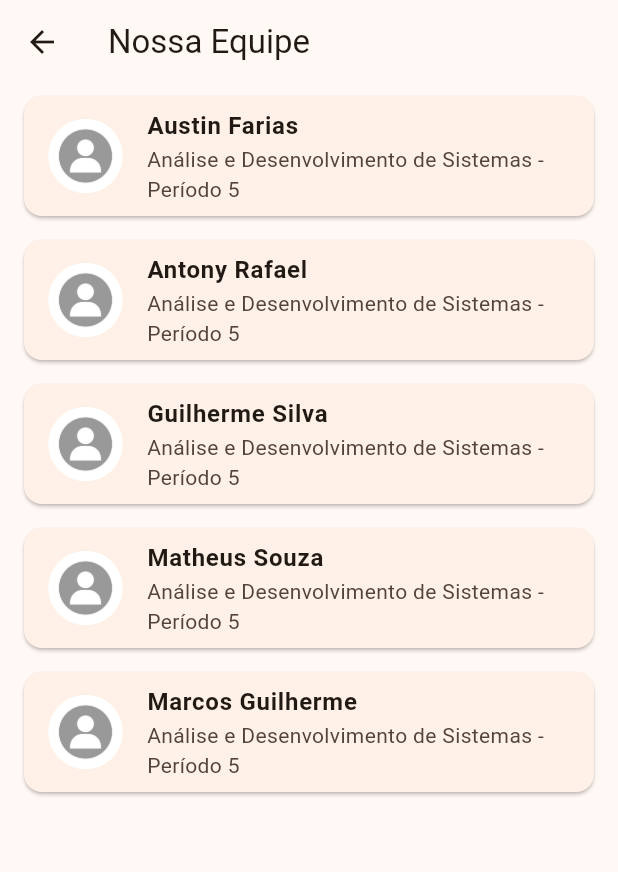
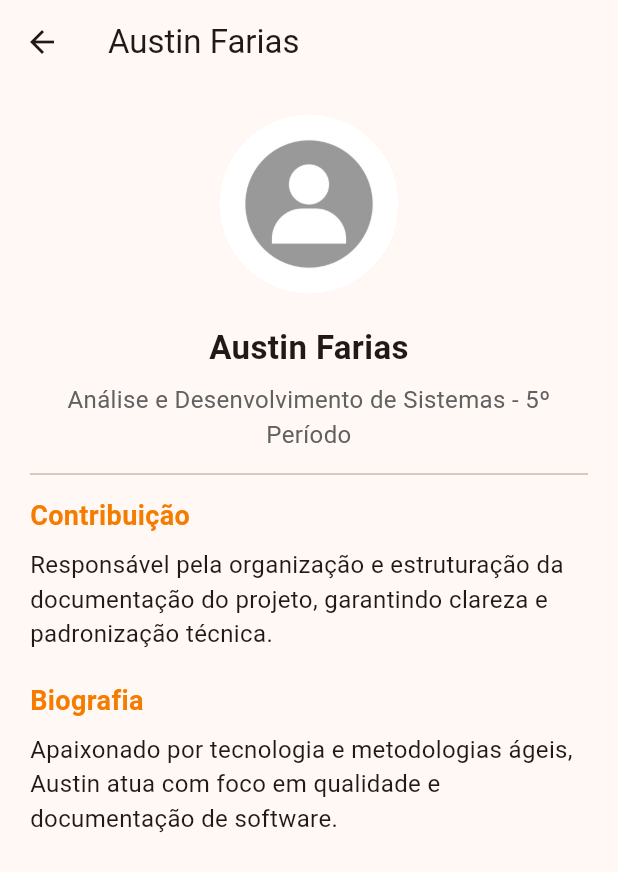
Before and after one commit to GuilhermeD9/flutter-app-e01, a Flutter app: the AboutCrewScreen screen opened by its route, after a tap on "Austin Farias", on a phone screen of 412 x 824 dp. Shown: the top 872 px of the screen. Run offline on Flutter 3.47's test engine with Material 3 defaults, Android fonts, the light colour scheme and no system bars.

Commit message:
feat: new member details screen

```diff
--- a/lib/screens/about_crew_screen.dart
+++ b/lib/screens/about_crew_screen.dart
@@ -1,44 +1,45 @@
 import 'package:flutter/material.dart';
 import 'package:memobile/models/membro_equipe_model.dart';
+import 'package:memobile/screens/membro_detalhes_screen.dart';
 
 class AboutCrewScreen extends StatelessWidget {
   const AboutCrewScreen({super.key});
 
   final List<MembroEquipe> equipe = const [
     MembroEquipe(
-        nome: 'Austin Farias',
-        cursoPeriodo: 'Análise e Desenvolvimento de Sistemas - Período 5',
-        contribuicao: 'Organização da documentação da aplicação',
-        bio: 'Raspa a bundinha nas curvinhas.',
-        fotoUrl: 'assets/images/avatarGeneric.jpeg'
+      nome: 'Austin Farias',
+      cursoPeriodo: 'Análise e Desenvolvimento de Sistemas - 5º Período',
+      contribuicao: 'Responsável pela organização e estruturação da documentação do projeto, garantindo clareza e padronização técnica.',
+      bio: 'Apaixonado por tecnologia e metodologias ágeis, Austin atua com foco em qualidade e documentação de software.',
+      fotoUrl: 'assets/images/avatarGeneric.jpeg',
     ),
     MembroEquipe(
-        nome: 'Antony Rafael',
-        cursoPeriodo: 'Análise e Desenvolvimento de Sistemas - Período 5',
-        contribuicao: 'Desenvolvimento do App',
-        bio: 'Motoqueiro maloquero.',
-        fotoUrl: 'assets/images/avatarGeneric.jpeg'
+      nome: 'Antony Rafael',
+      cursoPeriodo: 'Análise e Desenvolvimento de Sistemas - 5º Período',
+      contribuicao: 'Desenvolvimento da aplicação mobile em Flutter, com foco em usabilidade e organização.',
+      bio: 'Desenvolvedor criativo, interessado em design de interfaces e boas práticas de experiência do usuário (UX/UI).',
+      fotoUrl: 'assets/images/avatarGeneric.jpeg',
     ),
     MembroEquipe(
-        nome: 'Guilherme Silva',
-        cursoPeriodo: 'Análise e Desenvolvimento de Sistemas - Período 5',
-        contribuicao: 'Desenvolvimento do App',
-        bio: 'Filho do braia.',
-        fotoUrl: 'assets/images/avatarGeneric.jpeg'
+      nome: 'Guilherme Silva',
+      cursoPeriodo: 'Análise e Desenvolvimento de Sistemas - 5º Período',
+      contribuicao: 'Atuou no desenvolvimento das telas e componentes do app, contribuindo com o design e navegação do usuário.',
+      bio: 'Entusiasta de desenvolvimento mobile e backend, Antony busca soluções práticas e eficientes em seus projetos.',
+      fotoUrl: 'assets/images/avatarGeneric.jpeg',
     ),
     MembroEquipe(
-        nome: 'Matheus Souza',
-        cursoPeriodo: 'Análise e Desenvolvimento de Sistemas - Período 5',
-        contribuicao: 'Organização da documentação da aplicação',
-        bio: 'Refletor de luz.',
-        fotoUrl: 'assets/images/avatarGeneric.jpeg'
+      nome: 'Matheus Souza',
+      cursoPeriodo: 'Análise e Desenvolvimento de Sistemas - 5º Período',
+      contribuicao: 'Responsável pelo planejamento e organização da documentação técnica e funcional do projeto.',
+      bio: 'Organizado e detalhista, Matheus é dedicado à clareza e consistência nos processos de desenvolvimento.',
+      fotoUrl: 'assets/images/avatarGeneric.jpeg',
     ),
     MembroEquipe(
-        nome: 'Marcos Guilherme',
-        cursoPeriodo: 'Análise e Desenvolvimento de Sistemas - Período 5',
-        contribuicao: 'Desenvolvimento do App',
-        bio: 'Esse cara é pai.',
-        fotoUrl: 'assets/images/avatarGeneric.jpeg'
+      nome: 'Marcos Guilherme',
+      cursoPeriodo: 'Análise e Desenvolvimento de Sistemas - 5º Período',
+      contribuicao: 'Atuou no desenvolvimento da aplicação e testes de integração, garantindo estabilidade e performance.',
+      bio: 'Com interesse em automação e infraestrutura, Marcos busca sempre melhorar a eficiência e qualidade dos sistemas.',
+      fotoUrl: 'assets/images/avatarGeneric.jpeg',
     ),
   ];
 
@@ -66,7 +67,12 @@ class AboutCrewScreen extends StatelessWidget {
               subtitle: Text(membro.cursoPeriodo),
 
               onTap: () {
-                  print('Membro cutucado(laele): ${membro.nome}');
+                Navigator.push(
+                  context,
+                  MaterialPageRoute(
+                  builder: (context) => MembroDetalhesScreen(membro: membro),
+                  ),
+                );
               }
             ),
           );
--- /dev/null
+++ b/lib/screens/membro_detalhes_screen.dart
@@ -0,0 +1,81 @@
+import 'package:flutter/material.dart';
+import 'package:memobile/models/membro_equipe_model.dart';
+
+class MembroDetalhesScreen extends StatelessWidget {
+  final MembroEquipe membro;
+
+  const MembroDetalhesScreen({super.key, required this.membro});
+
+  @override
+  Widget build(BuildContext context) {
+    return Scaffold(
+      appBar: AppBar(
+        title: Text(membro.nome),
+      ),
+      body: SingleChildScrollView(
+        padding: const EdgeInsets.all(20),
+        child: Column(
+          crossAxisAlignment: CrossAxisAlignment.center,
+          children: [
+            CircleAvatar(
+              radius: 60,
+              backgroundImage: AssetImage(membro.fotoUrl),
+            ),
+            const SizedBox(height: 20),
+            Text(
+              membro.nome,
+              style: const TextStyle(
+                fontSize: 22,
+                fontWeight: FontWeight.bold,
+              ),
+              textAlign: TextAlign.center,
+            ),
+            const SizedBox(height: 8),
+            Text(
+              membro.cursoPeriodo,
+              style: TextStyle(
+                fontSize: 16,
+                color: Colors.grey.shade700,
+              ),
+              textAlign: TextAlign.center,
+            ),
+            const Divider(height: 30, thickness: 1.2),
+            Align(
+              alignment: Alignment.centerLeft,
+              child: Text(
+                'Contribuição',
+                style: TextStyle(
+                  fontSize: 18,
+                  fontWeight: FontWeight.w600,
+                  color: Colors.orange.shade700,
+                ),
+              ),
+            ),
+            const SizedBox(height: 8),
+            Text(
+              membro.contribuicao,
+              style: const TextStyle(fontSize: 16),
+            ),
+            const SizedBox(height: 20),
+            Align(
+              alignment: Alignment.centerLeft,
+              child: Text(
+                'Biografia',
+                style: TextStyle(
+                  fontSize: 18,
+                  fontWeight: FontWeight.w600,
+                  color: Colors.orange.shade700,
+                ),
+              ),
+            ),
+            const SizedBox(height: 8),
+            Text(
+              membro.bio,
+              style: const TextStyle(fontSize: 16),
+            ),
+          ],
+        ),
+      ),
+    );
+  }
+}
```
